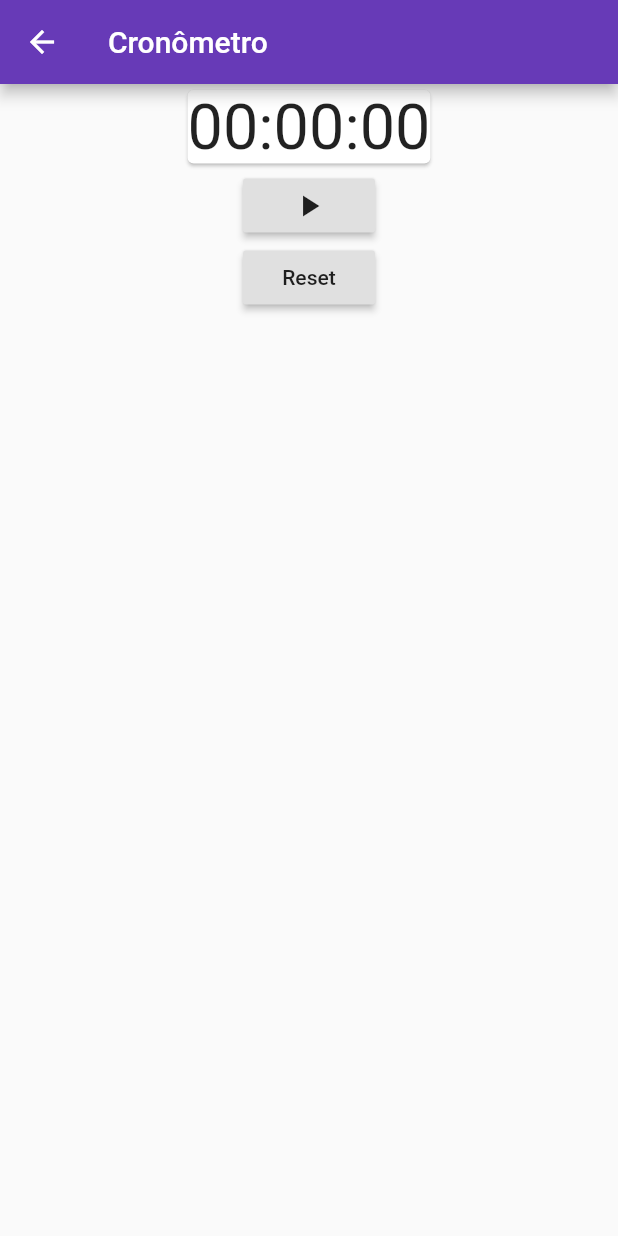
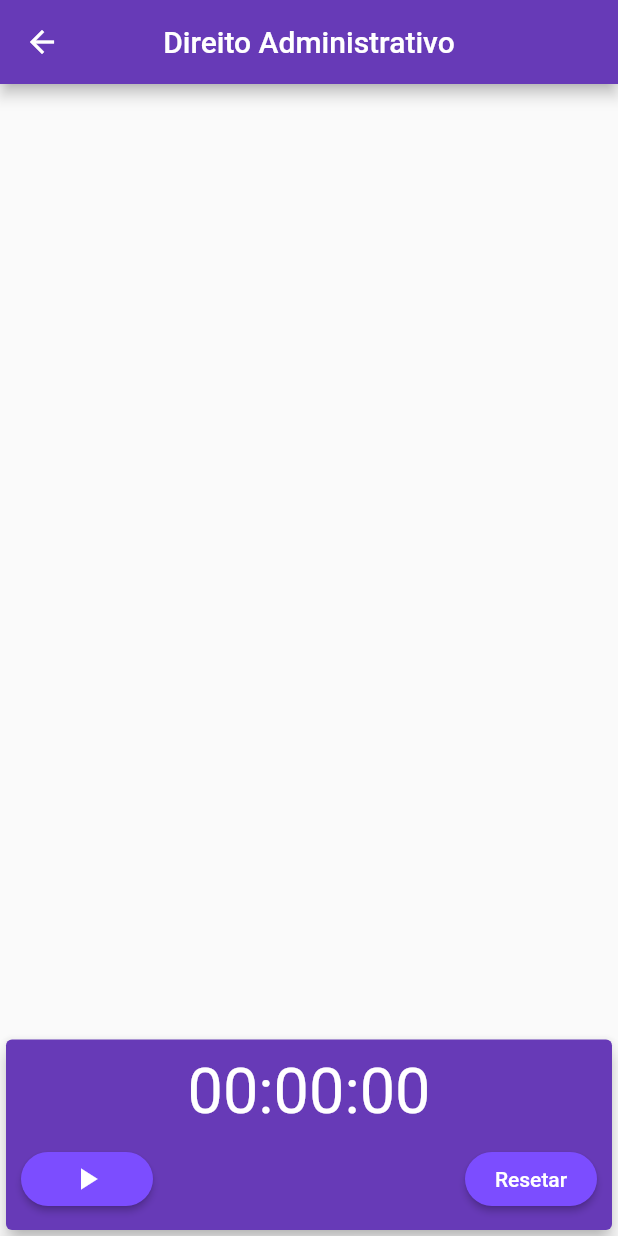
Before and after one commit to JonathanMSFerreira/ceapp, a Flutter app: the Cronometro screen opened directly, on a phone screen of 412 x 824 dp. Run offline on Flutter 3.47's test engine with Material 2 defaults, Android fonts, the phone set to English and light mode, and no system bars; our stand-ins replace datetime_picker_formfield, flutter_calendar_carousel, table_calendar.

Commit message:
implementação do cronometro

```diff
--- a/lib/ui/util/Cronometro.dart
+++ b/lib/ui/util/Cronometro.dart
@@ -38,8 +38,8 @@ class _CronometroState extends State<Cronometro> {
     });
   }
 
-  void _resetButtonPressed(){
-    if(_stopWatch.isRunning){
+  void _resetButtonPressed() {
+    if (_stopWatch.isRunning) {
       _startStopButtonPressed();
     }
     setState(() {
@@ -48,17 +48,20 @@ class _CronometroState extends State<Cronometro> {
     });
   }
 
-  void _setStopwatchText(){
-    _stopwatchText = _stopWatch.elapsed.inHours.toString().padLeft(2,'0') + ':'+
-        (_stopWatch.elapsed.inMinutes%60).toString().padLeft(2,'0') + ':' +
-        (_stopWatch.elapsed.inSeconds%60).toString().padLeft(2,'0');
+  void _setStopwatchText() {
+    _stopwatchText = _stopWatch.elapsed.inHours.toString().padLeft(2, '0') +
+        ':' +
+        (_stopWatch.elapsed.inMinutes % 60).toString().padLeft(2, '0') +
+        ':' +
+        (_stopWatch.elapsed.inSeconds % 60).toString().padLeft(2, '0');
   }
 
   @override
   Widget build(BuildContext context) {
     return Scaffold(
       appBar: AppBar(
-        title: Text('Cronômetro'),
+        centerTitle: true,
+        title: Text('Direito Administrativo'),
       ),
       body: _buildBody(),
     );
@@ -67,38 +70,63 @@ class _CronometroState extends State<Cronometro> {
   Widget _buildBody() {
     return Column(
       children: <Widget>[
-
-        Center(
+        Expanded(child: Container()),
+        Card(
+          color: Colors.deepPurple,
+            elevation: 5.0,
             child: Column(
+              children: <Widget>[
 
 
-            mainAxisAlignment: MainAxisAlignment.end,
-            children: <Widget>[
+                Padding(padding:
 
-              Card(
+                    EdgeInsets.only(top: 10.0),
 
-                    child: Text(
-                      _stopwatchText,
-                      style: TextStyle(fontSize: 42),
+                  child:
+
+                  Text(_stopwatchText,  style: TextStyle(fontSize: 42,color: Colors.white),
                   ),
-
 
               ),
 
 
+                Padding(padding:
 
+                EdgeInsets.all(10.0),
+
+
+                  child:    Row(
+
+                    mainAxisAlignment: MainAxisAlignment.spaceBetween,
+                    children: <Widget>[
                       RaisedButton(
-                child: Icon(_isStart ? Icons.play_arrow : Icons.stop),
+
+                        textColor: Colors.white,
+                        color: Colors.deepPurpleAccent,
+                        shape: new RoundedRectangleBorder(borderRadius: new BorderRadius.circular(30.0)),
+                        child: Icon(_isStart ? Icons.play_arrow : Icons.stop, color: Colors.white,),
                         onPressed: _startStopButtonPressed,
+
+
+
                       ),
                       RaisedButton(
-                child: Text('Reset'),
+                        textColor: Colors.white,
+                        color: Colors.deepPurpleAccent,
+                        shape: new RoundedRectangleBorder(borderRadius: new BorderRadius.circular(30.0)),
+                        child: Text('Resetar'),
                         onPressed: _resetButtonPressed,
                       ),
                     ],
-          ),
-        ),
+                  )
 
+
+
+                )
+
+
+              ],
+            )),
       ],
     );
   }
```
Also changed, not shown: lib/ui/CeAppPage.dart (+33 -7 lines), pubspec.lock. Lines whose indentation alone changed are shown as unchanged.
